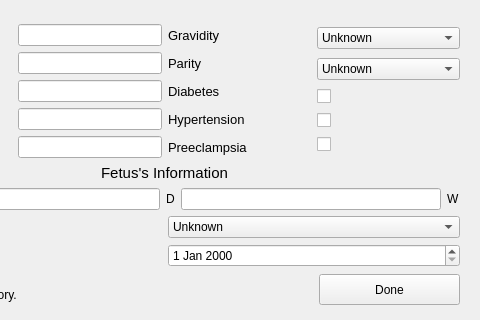
BME-Jafar/FetalBio-AI, file info.ui: the form before one commit; both pictures show x 151 to 631 and y 156 to 476 of the 631 by 476 pixel window.
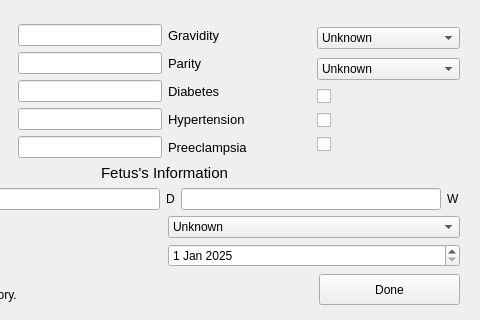
The form after the commit.

Diff of the .ui file:
```diff
--- a/info.ui
+++ b/info.ui
@@ -416,7 +416,18 @@
        </widget>
       </item>
       <item>
-       <widget class="QDateEdit" name="dateEdit"/>
+       <widget class="QDateEdit" name="EDDInput">
+        <property name="dateTime">
+         <datetime>
+          <hour>0</hour>
+          <minute>0</minute>
+          <second>0</second>
+          <year>2025</year>
+          <month>1</month>
+          <day>1</day>
+         </datetime>
+        </property>
+       </widget>
       </item>
      </layout>
     </item>
```
Left out of the diff: 20 changed lines with no effect on the pictures.
